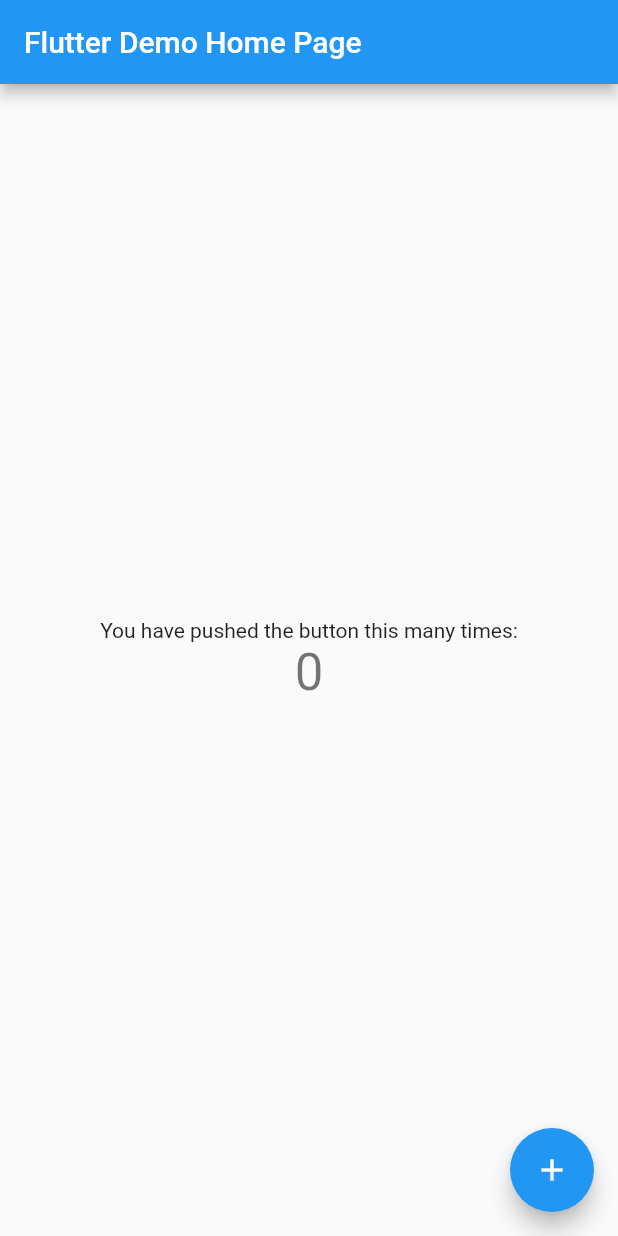
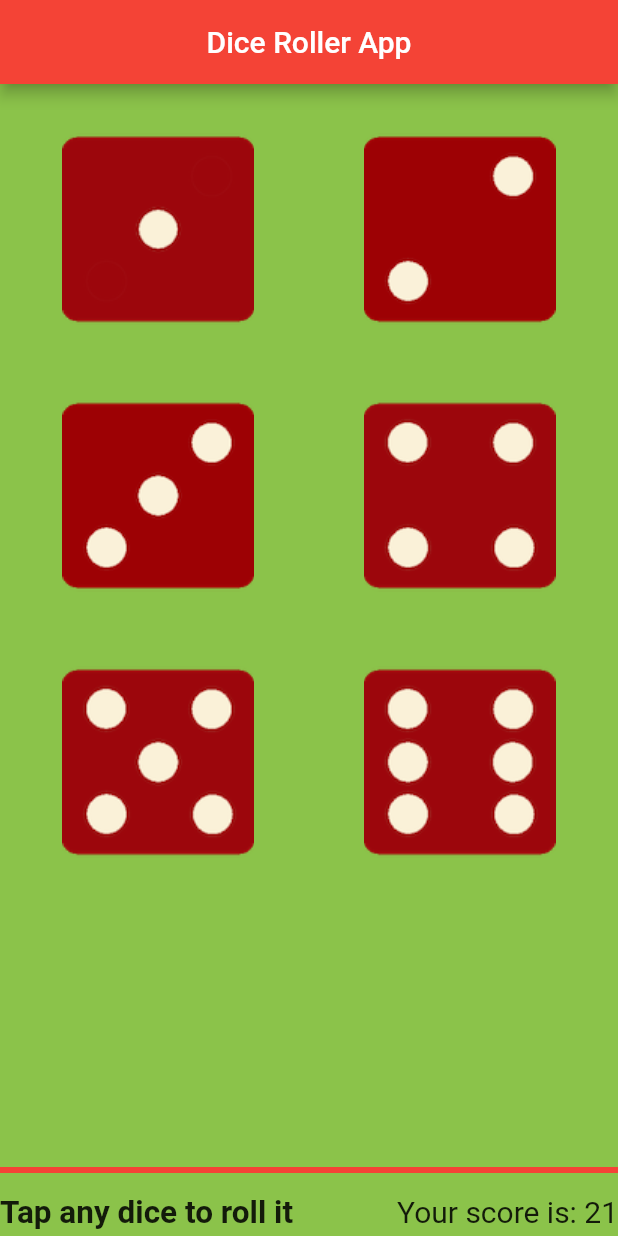
Before and after one commit to HoracioDuca/dice_roller, a Flutter app: the screen it shows after launch, on a phone screen of 412 x 824 dp. Run offline on Flutter 3.47's test engine with Material 2 defaults, Android fonts, the phone set to English and light mode, and no system bars.

Commit message:
Adding the UI for the Roll the Dice App

```diff
--- a/lib/main.dart
+++ b/lib/main.dart
@@ -1,113 +1,21 @@
 import 'package:flutter/material.dart';
+import 'src/screen/ui_dice.dart';
 
 void main() {
-  runApp(MyApp());
+  runApp(DiceRoller());
 }
 
-class MyApp extends StatelessWidget {
+class DiceRoller extends StatelessWidget {
   // This widget is the root of your application.
   @override
   Widget build(BuildContext context) {
     return MaterialApp(
-      title: 'Flutter Demo',
+      title: 'Roll the Dice App',
+      debugShowCheckedModeBanner: false,
       theme: ThemeData(
-        // This is the theme of your application.
-        //
-        // Try running your application with "flutter run". You'll see the
-        // application has a blue toolbar. Then, without quitting the app, try
-        // changing the primarySwatch below to Colors.green and then invoke
-        // "hot reload" (press "r" in the console where you ran "flutter run",
-        // or simply save your changes to "hot reload" in a Flutter IDE).
-        // Notice that the counter didn't reset back to zero; the application
-        // is not restarted.
-        primarySwatch: Colors.blue,
+        primarySwatch: Colors.red,
       ),
-      home: MyHomePage(title: 'Flutter Demo Home Page'),
+      home: DiceScreen(),
     );
   }
 }
-
-class MyHomePage extends StatefulWidget {
-  MyHomePage({Key key, this.title}) : super(key: key);
-
-  // This widget is the home page of your application. It is stateful, meaning
-  // that it has a State object (defined below) that contains fields that affect
-  // how it looks.
-
-  // This class is the configuration for the state. It holds the values (in this
-  // case the title) provided by the parent (in this case the App widget) and
-  // used by the build method of the State. Fields in a Widget subclass are
-  // always marked "final".
-
-  final String title;
-
-  @override
-  _MyHomePageState createState() => _MyHomePageState();
-}
-
-class _MyHomePageState extends State<MyHomePage> {
-  int _counter = 0;
-
-  void _incrementCounter() {
-    setState(() {
-      // This call to setState tells the Flutter framework that something has
-      // changed in this State, which causes it to rerun the build method below
-      // so that the display can reflect the updated values. If we changed
-      // _counter without calling setState(), then the build method would not be
-      // called again, and so nothing would appear to happen.
-      _counter++;
-    });
-  }
-
-  @override
-  Widget build(BuildContext context) {
-    // This method is rerun every time setState is called, for instance as done
-    // by the _incrementCounter method above.
-    //
-    // The Flutter framework has been optimized to make rerunning build methods
-    // fast, so that you can just rebuild anything that needs updating rather
-    // than having to individually change instances of widgets.
-    return Scaffold(
-      appBar: AppBar(
-        // Here we take the value from the MyHomePage object that was created by
-        // the App.build method, and use it to set our appbar title.
-        title: Text(widget.title),
-      ),
-      body: Center(
-        // Center is a layout widget. It takes a single child and positions it
-        // in the middle of the parent.
-        child: Column(
-          // Column is also a layout widget. It takes a list of children and
-          // arranges them vertically. By default, it sizes itself to fit its
-          // children horizontally, and tries to be as tall as its parent.
-          //
-          // Invoke "debug painting" (press "p" in the console, choose the
-          // "Toggle Debug Paint" action from the Flutter Inspector in Android
-          // Studio, or the "Toggle Debug Paint" command in Visual Studio Code)
-          // to see the wireframe for each widget.
-          //
-          // Column has various properties to control how it sizes itself and
-          // how it positions its children. Here we use mainAxisAlignment to
-          // center the children vertically; the main axis here is the vertical
-          // axis because Columns are vertical (the cross axis would be
-          // horizontal).
-          mainAxisAlignment: MainAxisAlignment.center,
-          children: <Widget>[
-            Text(
-              'You have pushed the button this many times:',
-            ),
-            Text(
-              '$_counter',
-              style: Theme.of(context).textTheme.headline4,
-            ),
-          ],
-        ),
-      ),
-      floatingActionButton: FloatingActionButton(
-        onPressed: _incrementCounter,
-        tooltip: 'Increment',
-        child: Icon(Icons.add),
-      ), // This trailing comma makes auto-formatting nicer for build methods.
-    );
-  }
-}
--- /dev/null
+++ b/lib/src/screen/ui_dice.dart
@@ -0,0 +1,76 @@
+import '../styles/dimensions.dart';
+import 'package:flutter/material.dart';
+
+class DiceScreen extends StatelessWidget {
+  @override
+  Widget build(BuildContext context) {
+    return Scaffold(
+      backgroundColor: Colors.lightGreen,
+      appBar: AppBar(
+        title: Text(
+          'Dice Roller App',
+        ),
+        centerTitle: true,
+      ),
+      body: GridView.count(
+        padding: EdgeInsets.all(
+          Dimension.gridViewPadding,
+        ),
+        crossAxisCount: Dimension.gridViewCrossAxisCount,
+        crossAxisSpacing: Dimension.gridViewCrossAxisSpacing,
+        mainAxisSpacing: Dimension.gridViewMainAxisSpacing,
+        childAspectRatio: Dimension.gridViewChildAspectRatio,
+        children: List.generate(
+          Dimension.diceCount,
+          (index) {
+            return _generateListOfDices(
+              index + 1,
+            );
+          },
+        ),
+      ),
+      bottomNavigationBar: Container(
+        decoration: BoxDecoration(
+          border: Border(
+            top: BorderSide(
+              width: Dimension.borderSideWidth,
+              color: Colors.red,
+            ),
+          ),
+        ),
+        child: Row(
+          mainAxisAlignment: MainAxisAlignment.spaceBetween,
+          children: [
+            Text(
+              "Tap any dice to roll it",
+              style: TextStyle(
+                fontWeight: FontWeight.bold,
+                fontSize: Dimension.leftTextStyleFontSize,
+                height: Dimension.textStyleHeight,
+              ),
+            ),
+            SizedBox(
+              width: Dimension.bottomNavBarSizedBox,
+            ),
+            Text(
+              "Your score is: 21",
+              style: TextStyle(
+                fontWeight: FontWeight.w400,
+                fontSize: Dimension.scoreNavBarFontSize,
+                height: Dimension.textStyleHeight,
+              ),
+            ),
+          ],
+        ),
+      ),
+    );
+  }
+
+  Widget _generateListOfDices(int diceNumber) {
+    return Image(
+      image: AssetImage(
+        "assets/images/dice$diceNumber.png",
+      ),
+    );
+  }
+}
--- /dev/null
+++ b/lib/src/styles/dimensions.dart
@@ -0,0 +1,13 @@
+abstract class Dimension {
+  static const int gridViewCrossAxisCount = 2;
+  static const int diceCount = 6;
+  static const double gridViewCrossAxisSpacing = 10.0;
+  static const double gridViewPadding = 10.0;
+  static const double gridViewMainAxisSpacing = 4.0;
+  static const double gridViewChildAspectRatio = 1.1;
+  static const double borderSideWidth = 4.0;
+  static const double leftTextStyleFontSize = 21.0;
+  static const double bottomNavBarSizedBox = 5.0;
+  static const double scoreNavBarFontSize = 20.0;
+  static const double textStyleHeight = 2.0;
+}
--- a/pubspec.yaml
+++ b/pubspec.yaml
@@ -45,9 +45,9 @@ flutter:
   uses-material-design: true
 
   # To add assets to your application, add an assets section, like this:
-  # assets:
-  #   - images/a_dot_burr.jpeg
-  #   - images/a_dot_ham.jpeg
+  assets:
+    - assets/images/
+
 
   # An image asset can refer to one or more resolution-specific "variants", see
   # https://flutter.dev/assets-and-images/#resolution-aware.
```
Also changed, not shown: assets/images/dice1.png (added), assets/images/dice2.png (added), assets/images/dice3.png (added), assets/images/dice4.png (added), assets/images/dice5.png (added), assets/images/dice6.png (added), 1 other file.
